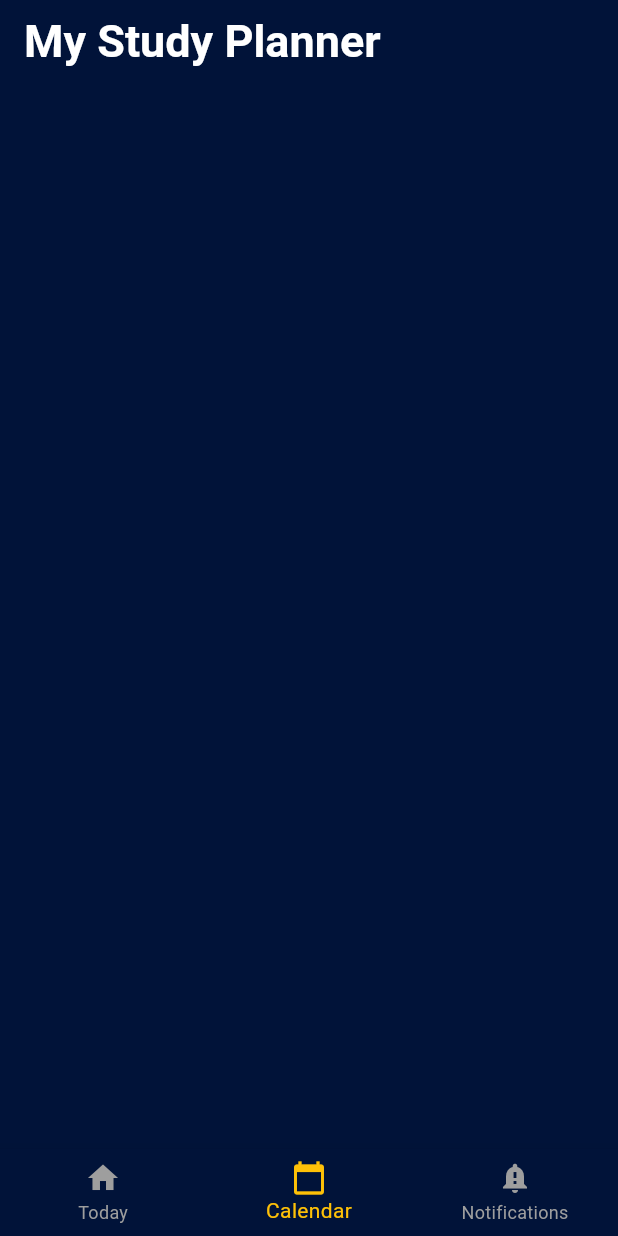
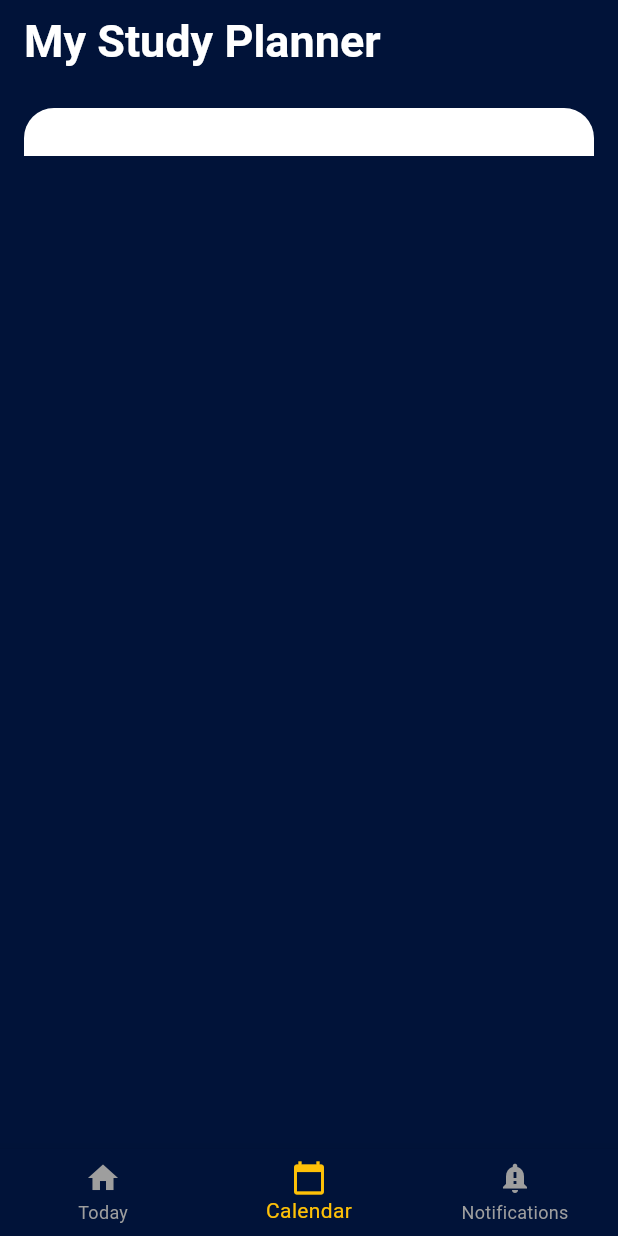
Before and after one commit to Dushimepaulette1/study_planner_app, a Flutter app: the screen it shows after launch, item 2 of the bottom bar chosen, on a phone screen of 412 x 824 dp. Run offline on Flutter 3.47's test engine with Material 3 defaults, Android fonts, the phone set to English and light mode, and no system bars.

Commit message:
implemented the container to handle the calendar

```diff
--- a/lib/screens/calendar_screen.dart
+++ b/lib/screens/calendar_screen.dart
@@ -24,6 +24,24 @@ class _CalendarScreenState extends State<CalendarScreen> {
           ),
         ),
       ),
+      body: Padding(
+        padding: const EdgeInsets.all(16.0),
+        child: Column(
+          children: [
+            // Month Header
+            Container(
+              padding: EdgeInsets.all(16.0),
+              decoration: BoxDecoration(
+                color: Colors.white,
+                borderRadius: BorderRadius.only(
+                  topLeft: Radius.circular(20.0),
+                  topRight: Radius.circular(20.0),
+                ),
+              ),
+            ),
+          ],
+        ),
+      ),
     );
   }
 }
```
